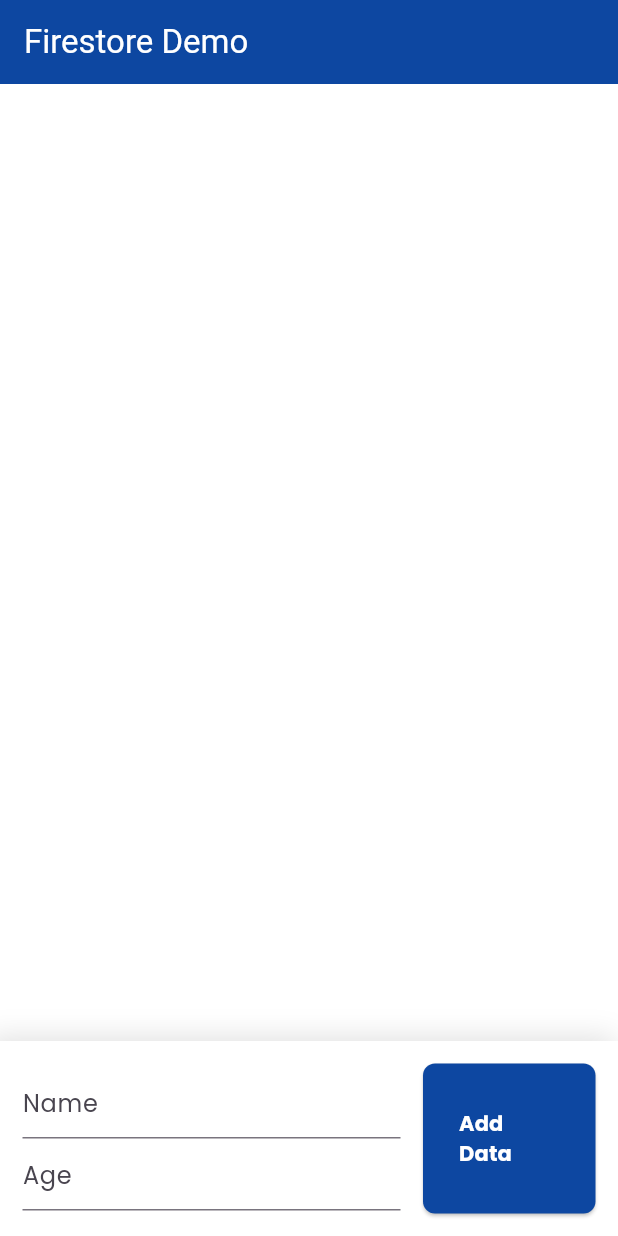
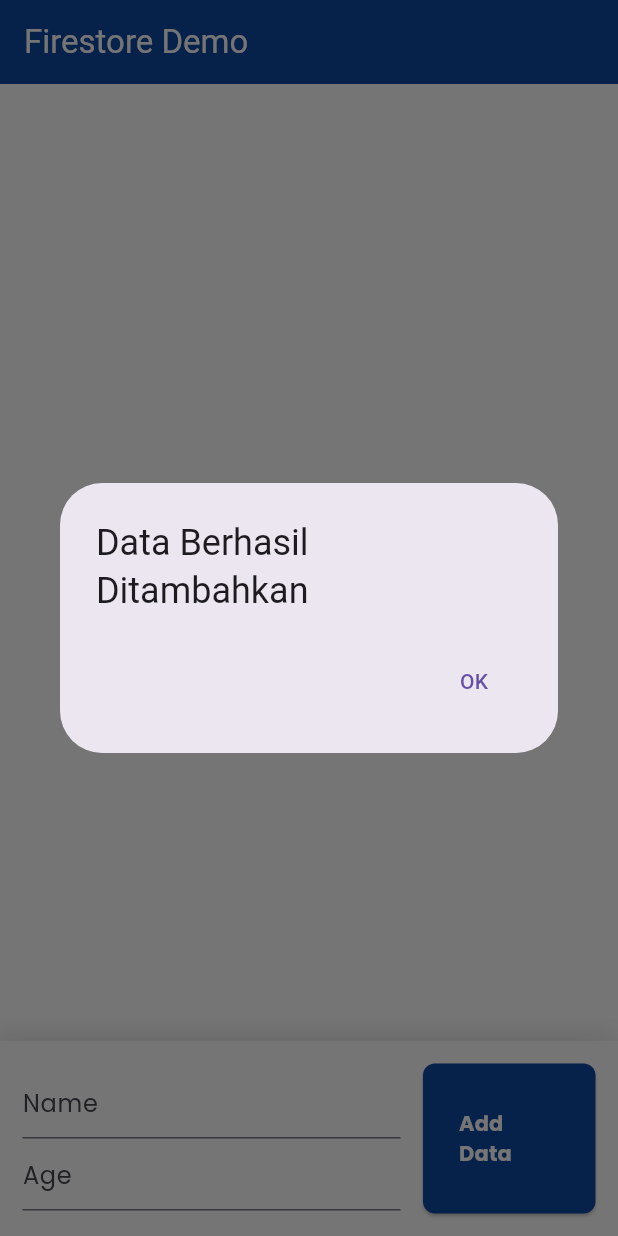
Before and after one commit to RizkyArdiansyahhh/crud-flutter, a Flutter app: the screen it shows after launch, after a tap on "Add Data", on a phone screen of 412 x 824 dp. Run offline on Flutter 3.47's test engine with Material 3 defaults, Android fonts, the phone set to English and light mode, and no system bars; our stand-ins replace cloud_firestore, firebase_core, google_fonts; accounts and stored records are empty.

Commit message:
read data

```diff
--- a/lib/main_page.dart
+++ b/lib/main_page.dart
@@ -1,4 +1,5 @@
 import 'package:cloud_firestore/cloud_firestore.dart';
+import 'package:crud/item_card.dart';
 import 'package:flutter/material.dart';
 import 'package:google_fonts/google_fonts.dart';
 
@@ -24,6 +25,28 @@ class MainPage extends StatelessWidget {
             ListView(
               children: [
                 //// VIEW DATA HERE
+                FutureBuilder<QuerySnapshot>(
+                    future: users.get(),
+                    builder: (_, snapshot) {
+                      if (snapshot.connectionState == ConnectionState.waiting) {
+                        return Text("Loading...");
+                      } else if (snapshot.hasError) {
+                        return Text("error : ${snapshot.error}");
+                      } else if (snapshot.hasData && snapshot.data != null) {
+                        return Column(
+                          children: snapshot.data?.docs.map((e) {
+                                final data = e.data() as Map<String, dynamic>;
+                                return ItemCard(
+                                  data['username'],
+                                  data['age'],
+                                );
+                              }).toList() ??
+                              [],
+                        );
+                      } else {
+                        return Text("No Data");
+                      }
+                    }),
                 SizedBox(
                   height: 150,
                 )
@@ -80,6 +103,21 @@ class MainPage extends StatelessWidget {
                             users.add({
                               'username': nameController.text,
                               'age': int.tryParse(ageController.text) ?? 0,
+                            }).then((value) {
+                              showDialog(
+                                  context: context,
+                                  builder: (context) {
+                                    return AlertDialog(
+                                      title: Text("Data Berhasil Ditambahkan"),
+                                      actions: [
+                                        TextButton(
+                                          child: Text("OK"),
+                                          onPressed: () =>
+                                              Navigator.pop(context),
+                                        )
+                                      ],
+                                    );
+                                  });
                             });
                             nameController.clear();
                             ageController.clear();
```
